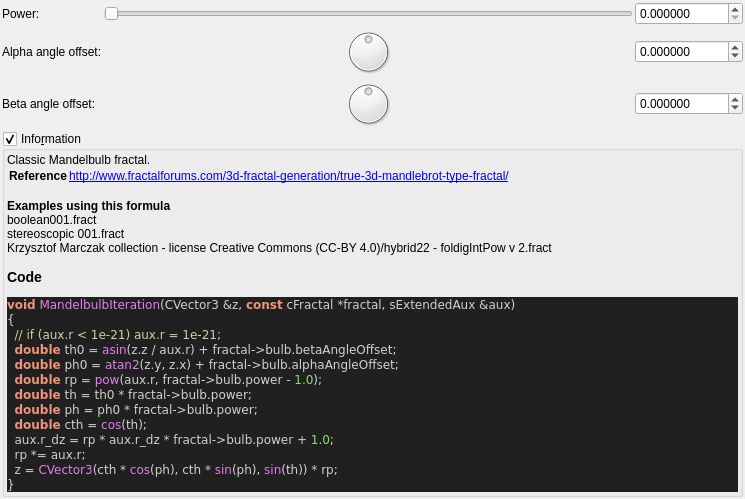
Old version of the form mandelbulber2/qt_data/fractal_mandelbulb.ui in the repository buddhi1980/mandelbulber2.
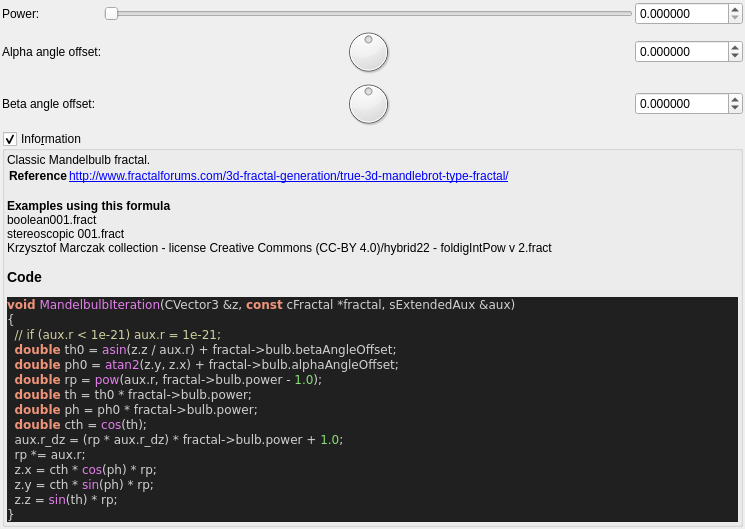
New version of the form. Custom widgets are drawn as their Qt base class.

What changed in the file:
```diff
--- a/mandelbulber2/qt_data/fractal_mandelbulb.ui
+++ b/mandelbulber2/qt_data/fractal_mandelbulb.ui
@@ -231,9 +231,11 @@
   &lt;span style=&quot;color:#f09479; font-weight:bold&quot;&gt;double&lt;/span&gt; th &lt;span style=&quot;color:#d0d0d0&quot;&gt;=&lt;/span&gt; th0 &lt;span style=&quot;color:#d0d0d0&quot;&gt;*&lt;/span&gt; fractal&lt;span style=&quot;color:#d0d0d0&quot;&gt;-&amp;gt;&lt;/span&gt;bulb&lt;span style=&quot;color:#d0d0d0&quot;&gt;.&lt;/span&gt;power&lt;span style=&quot;color:#d0d0d0&quot;&gt;;&lt;/span&gt;
   &lt;span style=&quot;color:#f09479; font-weight:bold&quot;&gt;double&lt;/span&gt; ph &lt;span style=&quot;color:#d0d0d0&quot;&gt;=&lt;/span&gt; ph0 &lt;span style=&quot;color:#d0d0d0&quot;&gt;*&lt;/span&gt; fractal&lt;span style=&quot;color:#d0d0d0&quot;&gt;-&amp;gt;&lt;/span&gt;bulb&lt;span style=&quot;color:#d0d0d0&quot;&gt;.&lt;/span&gt;power&lt;span style=&quot;color:#d0d0d0&quot;&gt;;&lt;/span&gt;
   &lt;span style=&quot;color:#f09479; font-weight:bold&quot;&gt;double&lt;/span&gt; cth &lt;span style=&quot;color:#d0d0d0&quot;&gt;=&lt;/span&gt; &lt;span style=&quot;color:#e47eed&quot;&gt;cos&lt;/span&gt;&lt;span style=&quot;color:#d0d0d0&quot;&gt;(&lt;/span&gt;th&lt;span style=&quot;color:#d0d0d0&quot;&gt;);&lt;/span&gt;
-  aux&lt;span style=&quot;color:#d0d0d0&quot;&gt;.&lt;/span&gt;r_dz &lt;span style=&quot;color:#d0d0d0&quot;&gt;=&lt;/span&gt; rp &lt;span style=&quot;color:#d0d0d0&quot;&gt;*&lt;/span&gt; aux&lt;span style=&quot;color:#d0d0d0&quot;&gt;.&lt;/span&gt;r_dz &lt;span style=&quot;color:#d0d0d0&quot;&gt;*&lt;/span&gt; fractal&lt;span style=&quot;color:#d0d0d0&quot;&gt;-&amp;gt;&lt;/span&gt;bulb&lt;span style=&quot;color:#d0d0d0&quot;&gt;.&lt;/span&gt;power &lt;span style=&quot;color:#d0d0d0&quot;&gt;+&lt;/span&gt; &lt;span style=&quot;color:#87df71&quot;&gt;1.0&lt;/span&gt;&lt;span style=&quot;color:#d0d0d0&quot;&gt;;&lt;/span&gt;
+  aux&lt;span style=&quot;color:#d0d0d0&quot;&gt;.&lt;/span&gt;r_dz &lt;span style=&quot;color:#d0d0d0&quot;&gt;= (&lt;/span&gt;rp &lt;span style=&quot;color:#d0d0d0&quot;&gt;*&lt;/span&gt; aux&lt;span style=&quot;color:#d0d0d0&quot;&gt;.&lt;/span&gt;r_dz&lt;span style=&quot;color:#d0d0d0&quot;&gt;) *&lt;/span&gt; fractal&lt;span style=&quot;color:#d0d0d0&quot;&gt;-&amp;gt;&lt;/span&gt;bulb&lt;span style=&quot;color:#d0d0d0&quot;&gt;.&lt;/span&gt;power &lt;span style=&quot;color:#d0d0d0&quot;&gt;+&lt;/span&gt; &lt;span style=&quot;color:#87df71&quot;&gt;1.0&lt;/span&gt;&lt;span style=&quot;color:#d0d0d0&quot;&gt;;&lt;/span&gt;
   rp &lt;span style=&quot;color:#d0d0d0&quot;&gt;*=&lt;/span&gt; aux&lt;span style=&quot;color:#d0d0d0&quot;&gt;.&lt;/span&gt;r&lt;span style=&quot;color:#d0d0d0&quot;&gt;;&lt;/span&gt;
-  z &lt;span style=&quot;color:#d0d0d0&quot;&gt;=&lt;/span&gt; &lt;span style=&quot;color:#e47eed&quot;&gt;CVector3&lt;/span&gt;&lt;span style=&quot;color:#d0d0d0&quot;&gt;(&lt;/span&gt;cth &lt;span style=&quot;color:#d0d0d0&quot;&gt;*&lt;/span&gt; &lt;span style=&quot;color:#e47eed&quot;&gt;cos&lt;/span&gt;&lt;span style=&quot;color:#d0d0d0&quot;&gt;(&lt;/span&gt;ph&lt;span style=&quot;color:#d0d0d0&quot;&gt;),&lt;/span&gt; cth &lt;span style=&quot;color:#d0d0d0&quot;&gt;*&lt;/span&gt; &lt;span style=&quot;color:#e47eed&quot;&gt;sin&lt;/span&gt;&lt;span style=&quot;color:#d0d0d0&quot;&gt;(&lt;/span&gt;ph&lt;span style=&quot;color:#d0d0d0&quot;&gt;),&lt;/span&gt; &lt;span style=&quot;color:#e47eed&quot;&gt;sin&lt;/span&gt;&lt;span style=&quot;color:#d0d0d0&quot;&gt;(&lt;/span&gt;th&lt;span style=&quot;color:#d0d0d0&quot;&gt;)) *&lt;/span&gt; rp&lt;span style=&quot;color:#d0d0d0&quot;&gt;;&lt;/span&gt;
+  z&lt;span style=&quot;color:#d0d0d0&quot;&gt;.&lt;/span&gt;x &lt;span style=&quot;color:#d0d0d0&quot;&gt;=&lt;/span&gt; cth &lt;span style=&quot;color:#d0d0d0&quot;&gt;*&lt;/span&gt; &lt;span style=&quot;color:#e47eed&quot;&gt;cos&lt;/span&gt;&lt;span style=&quot;color:#d0d0d0&quot;&gt;(&lt;/span&gt;ph&lt;span style=&quot;color:#d0d0d0&quot;&gt;) *&lt;/span&gt; rp&lt;span style=&quot;color:#d0d0d0&quot;&gt;;&lt;/span&gt;
+  z&lt;span style=&quot;color:#d0d0d0&quot;&gt;.&lt;/span&gt;y &lt;span style=&quot;color:#d0d0d0&quot;&gt;=&lt;/span&gt; cth &lt;span style=&quot;color:#d0d0d0&quot;&gt;*&lt;/span&gt; &lt;span style=&quot;color:#e47eed&quot;&gt;sin&lt;/span&gt;&lt;span style=&quot;color:#d0d0d0&quot;&gt;(&lt;/span&gt;ph&lt;span style=&quot;color:#d0d0d0&quot;&gt;) *&lt;/span&gt; rp&lt;span style=&quot;color:#d0d0d0&quot;&gt;;&lt;/span&gt;
+  z&lt;span style=&quot;color:#d0d0d0&quot;&gt;.&lt;/span&gt;z &lt;span style=&quot;color:#d0d0d0&quot;&gt;=&lt;/span&gt; &lt;span style=&quot;color:#e47eed&quot;&gt;sin&lt;/span&gt;&lt;span style=&quot;color:#d0d0d0&quot;&gt;(&lt;/span&gt;th&lt;span style=&quot;color:#d0d0d0&quot;&gt;) *&lt;/span&gt; rp&lt;span style=&quot;color:#d0d0d0&quot;&gt;;&lt;/span&gt;
 &lt;span style=&quot;color:#d0d0d0&quot;&gt;}&lt;/span&gt;
 &lt;/pre&gt;
 &lt;/body&gt;</string>
```
